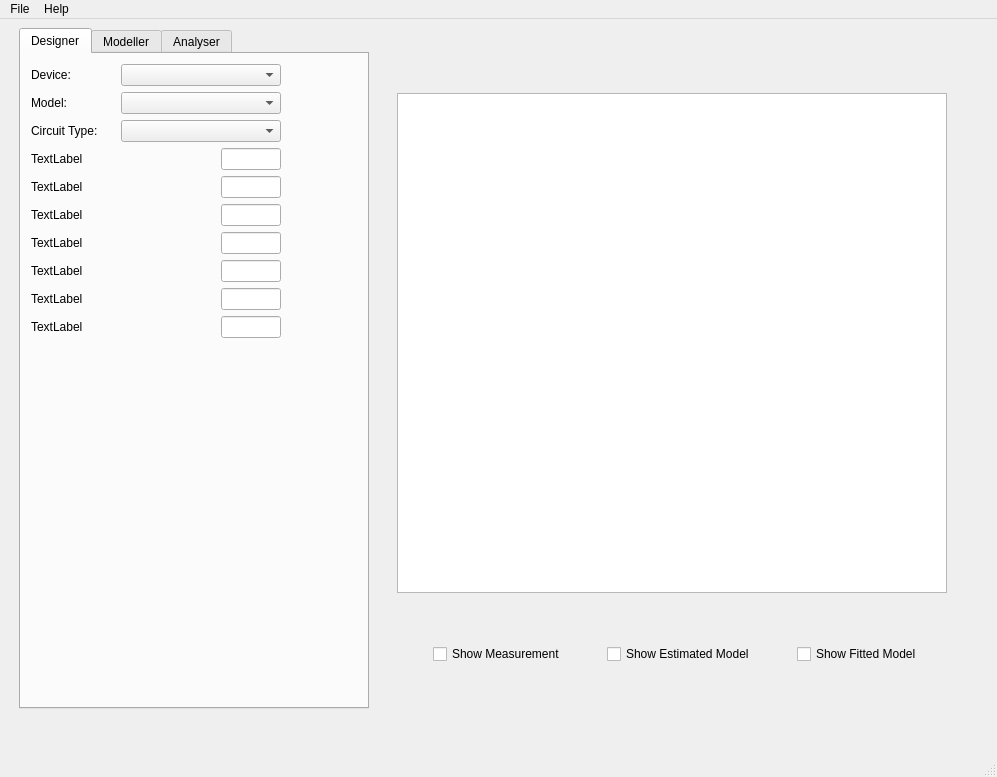
Before: the Qt Designer form valveworkbench.ui in Lizardboy2390/ValveWorkbench, drawn with Qt 5.
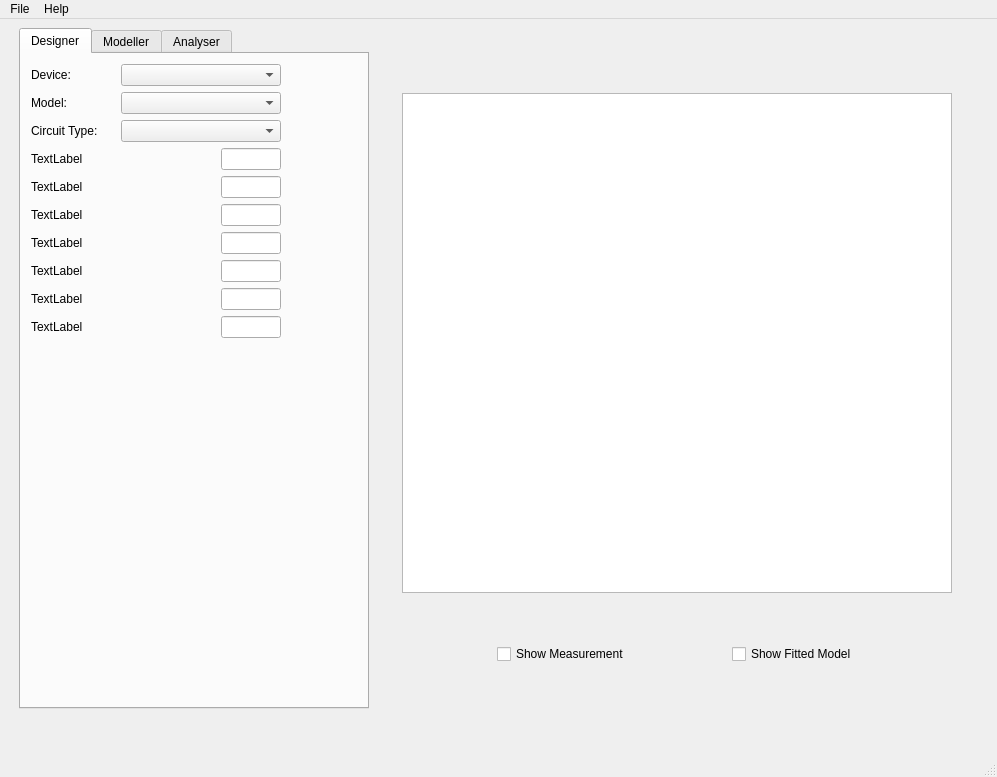
After: the same form once the commit is applied.

Commit message: Reefman models in separate class - imprved Gardiner model added with prefs to control models

Diff of the .ui file:
```diff
--- a/valveworkbench.ui
+++ b/valveworkbench.ui
@@ -1644,26 +1644,6 @@
            </property>
           </spacer>
          </item>
-         <item>
-          <widget class="QCheckBox" name="estCheck">
-           <property name="text">
-            <string>Show Estimated Model</string>
-           </property>
-          </widget>
-         </item>
-         <item>
-          <spacer name="horizontalSpacer_8">
-           <property name="orientation">
-            <enum>Qt::Horizontal</enum>
-           </property>
-           <property name="sizeHint" stdset="0">
-            <size>
-             <width>40</width>
-             <height>20</height>
-            </size>
-           </property>
-          </spacer>
-         </item>
          <item>
           <widget class="QCheckBox" name="modelCheck">
            <property name="text">
```
Left out of the diff: 5 changed lines with no effect on the pictures. The commit also changes 21 other files.
